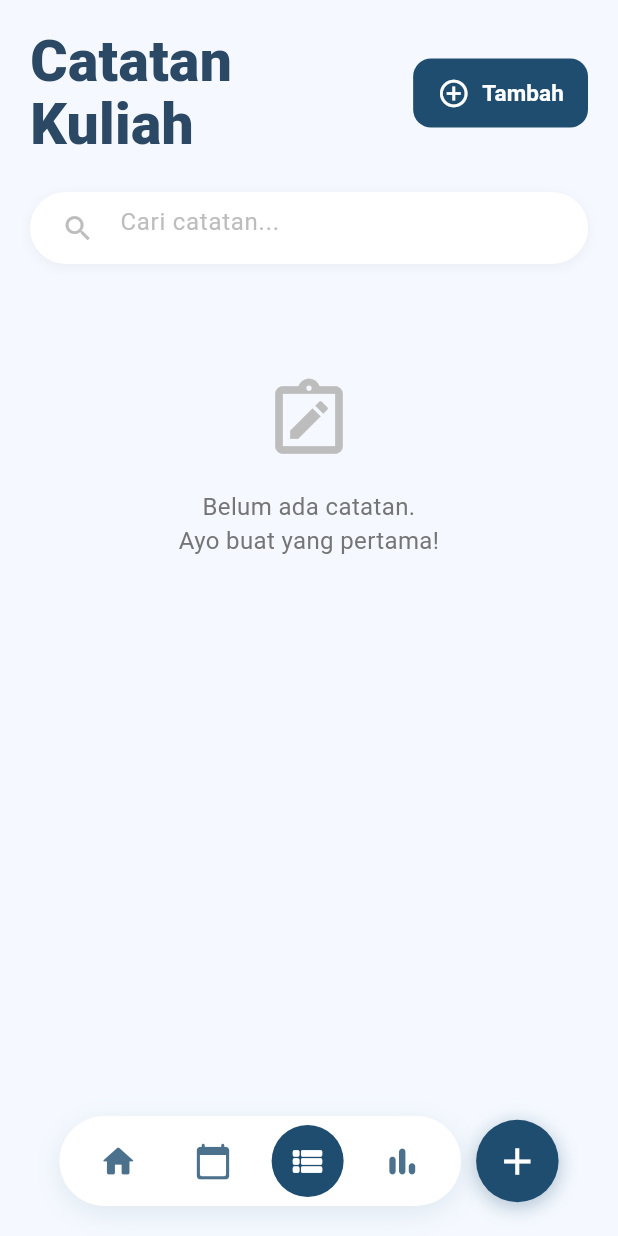
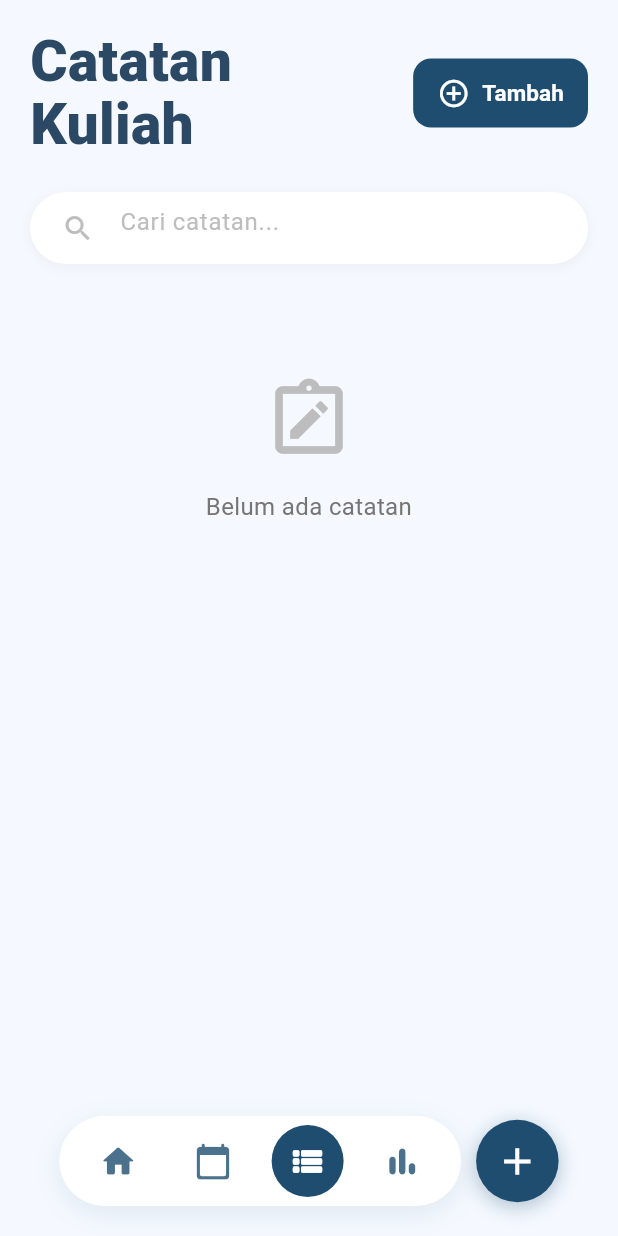
Before and after one commit to aryaprtm11/uneeds, a Flutter app: the screen it shows once a user with an empty profile is signed in, after a tap on the "view list" icon, on a phone screen of 412 x 824 dp. Run offline on Flutter 3.47's test engine with Material 3 defaults, Android fonts, the phone set to English and light mode, and no system bars; our stand-ins replace firebase_auth, firebase_core, fluttertoast, google_sign_in, image_picker, shared_preferences and 1 more; accounts and stored records are empty.

Commit message:
update note page

```diff
--- a/uneeds/lib/views/note_page.dart
+++ b/uneeds/lib/views/note_page.dart
@@ -1,15 +1,15 @@
-import 'dart:io'; // Untuk File (menampilkan gambar)
+import 'dart:io';
 import 'package:flutter/material.dart';
-import 'package:intl/intl.dart'; // Untuk format tanggal
+import 'package:intl/intl.dart';
 
 // Models
-import 'package:uneeds/models/note_model.dart'; // Sesuaikan path jika perlu
+import 'package:uneeds/models/note_model.dart';
 
 // Services
-import 'package:uneeds/services/database_service.dart'; // <- PERUBAHAN DI SINI
+import 'package:uneeds/services/database_service.dart';
 
 // Utils
-import 'package:uneeds/utils/color.dart'; // Asumsi primaryBlueColor dari sini
+import 'package:uneeds/utils/color.dart';
 
 // Views
 import 'package:uneeds/views/home_page.dart';
@@ -18,7 +18,6 @@ import 'package:uneeds/views/schedule_page.dart';
 import 'package:uneeds/views/tambah_catatan.dart';
 import 'package:uneeds/views/target_page.dart';
 
-// const Color primaryBlueColor = Color(0xFF2B4865); // Jika tidak diimpor dari utils/color.dart
 const Color cardColor1 = Color(0xFF2B4865); // Warna kartu ganjil
 const Color cardColor2 = Color(0xFF4A7B97); // Warna kartu genap
 
@@ -59,7 +58,7 @@ class _NotePageState extends State<NotePage> {
     final data = await DatabaseService.instance.getAllNotes();
     setState(() {
       _notes = data;
-      _filterNotes(); // Terapkan filter setelah refresh
+      _filterNotes();
       _isLoading = false;
     });
   }
@@ -148,9 +147,7 @@ class _NotePageState extends State<NotePage> {
   Widget build(BuildContext context) {
     final screenWidth = MediaQuery.of(context).size.width;
     return Scaffold(
-      backgroundColor: const Color(
-        0xFFF5F9FF,
-      ), // Pastikan ini sesuai dengan scaffoldBackgroundColor Anda jika ada
+      backgroundColor: const Color(0xFFF5F9FF),
       body: Column(
         children: [
           Expanded(
@@ -158,7 +155,7 @@ class _NotePageState extends State<NotePage> {
               bottom: false,
               child: RefreshIndicator(
                 onRefresh: _refreshNotes,
-                color: primaryBlueColor, // Dari utils/color.dart
+                color: primaryBlueColor,
                 child: SingleChildScrollView(
                   physics: const AlwaysScrollableScrollPhysics(),
                   child: Padding(
@@ -192,8 +189,7 @@ class _NotePageState extends State<NotePage> {
                                 ),
                               ),
                               style: FilledButton.styleFrom(
-                                backgroundColor:
-                                    primaryBlueColor, // Dari utils/color.dart
+                                backgroundColor: primaryBlueColor,
                                 foregroundColor: Colors.white,
                                 padding: const EdgeInsets.symmetric(
                                   horizontal: 16,
@@ -258,7 +254,7 @@ class _NotePageState extends State<NotePage> {
                                 padding: EdgeInsets.all(32.0),
                                 child: CircularProgressIndicator(
                                   color: primaryColor,
-                                ), // Dari utils/color.dart
+                                ),
                               ),
                             )
                             : _filteredNotes.isEmpty
@@ -278,7 +274,7 @@ class _NotePageState extends State<NotePage> {
                                     Text(
                                       _searchController.text.isEmpty &&
                                               _notes.isEmpty
-                                          ? 'Belum ada catatan.\nAyo buat yang pertama!'
+                                          ? 'Belum ada catatan'
                                           : 'Tidak ada catatan ditemukan.',
                                       textAlign: TextAlign.center,
                                       style: TextStyle(
@@ -308,7 +304,6 @@ class _NotePageState extends State<NotePage> {
                                   color:
                                       index % 2 == 0 ? cardColor1 : cardColor2,
                                   onTap: () {
-                                    // <<<---- UBAH INI
                                     Navigator.push(
                                       context,
                                       MaterialPageRoute(
@@ -317,16 +312,13 @@ class _NotePageState extends State<NotePage> {
                                                 NoteDetailPage(note: note),
                                       ),
                                     ).then((value) {
-                                      // Jika NoteDetailPage memberi sinyal untuk refresh (misalnya setelah edit dari sana)
+                                      // Jika NoteDetailPage memberi sinyal untuk refresh (misalnya setelah edit dari detail)
                                       if (value == true) {
                                         _refreshNotes();
                                       }
                                     });
                                   },
-                                  onEdit:
-                                      () => _navigateToEditCatatan(
-                                        note,
-                                      ), // Ini tetap bisa langsung ke edit
+                                  onEdit: () => _navigateToEditCatatan(note),
                                   onDelete: () => _deleteNote(note.id!),
                                 );
                               },
@@ -361,9 +353,7 @@ class _NotePageState extends State<NotePage> {
                     borderRadius: BorderRadius.circular(30),
                     boxShadow: [
                       BoxShadow(
-                        color: primaryBlueColor.withOpacity(
-                          0.1,
-                        ), // Dari utils/color.dart
+                        color: primaryBlueColor.withOpacity(0.1),
                         spreadRadius: 0,
                         blurRadius: 15,
                         offset: const Offset(0, 5),
@@ -411,13 +401,11 @@ class _NotePageState extends State<NotePage> {
                     width: 55,
                     height: 55,
                     decoration: BoxDecoration(
-                      color: primaryBlueColor, // Dari utils/color.dart
+                      color: primaryBlueColor,
                       shape: BoxShape.circle,
                       boxShadow: [
                         BoxShadow(
-                          color: primaryBlueColor.withOpacity(
-                            0.3,
-                          ), // Dari utils/color.dart
+                          color: primaryBlueColor.withOpacity(0.3),
                           spreadRadius: 1,
                           blurRadius: 10,
                           offset: const Offset(0, 3),
@@ -502,7 +490,7 @@ class _NotePageState extends State<NotePage> {
             Text(
               DateFormat(
                 'dd MMM yyyy, HH:mm',
-              ).format(note.createdTime), // Format tanggal lebih lengkap
+              ).format(note.createdTime), // Format tanggal lengkap
               style: TextStyle(
                 color: Colors.white.withOpacity(0.75),
                 fontSize: 11,
@@ -605,20 +593,12 @@ class _NotePageState extends State<NotePage> {
           width: 48,
           height: 48,
           decoration: BoxDecoration(
-            color:
-                isActive
-                    ? primaryBlueColor
-                    : Colors.transparent, // Dari utils/color.dart
+            color: isActive ? primaryBlueColor : Colors.transparent,
             shape: BoxShape.circle,
           ),
           child: Icon(
             icon,
-            color:
-                isActive
-                    ? Colors.white
-                    : primaryBlueColor.withOpacity(
-                      0.8,
-                    ), // Dari utils/color.dart
+            color: isActive ? Colors.white : primaryBlueColor.withOpacity(0.8),
             size: 26,
           ),
         ),
```
Also changed, not shown: uneeds/lib/views/note_detail_page.dart (+8 -29 lines), uneeds/lib/views/tambah_catatan.dart (+5 -16 lines).
